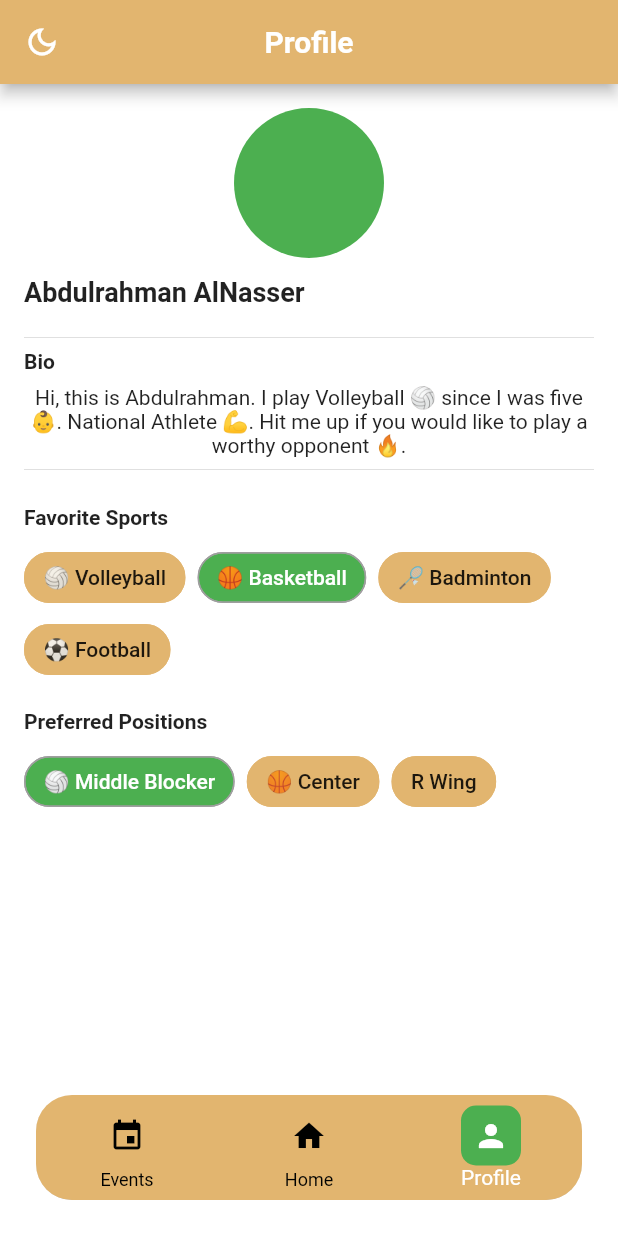
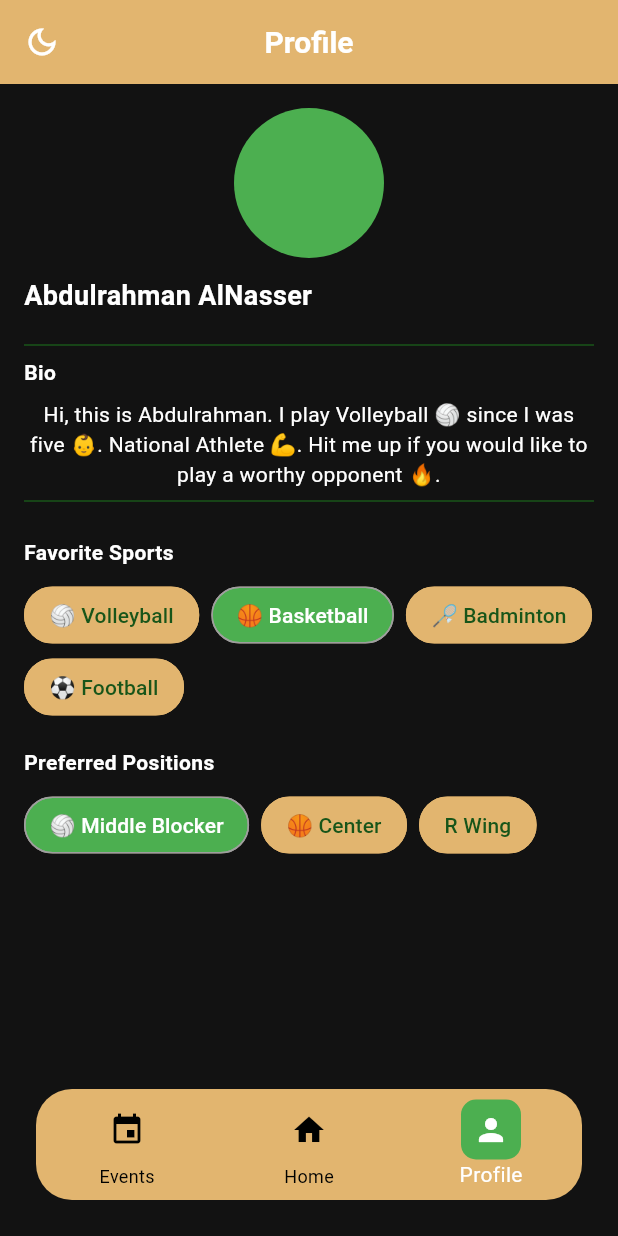
Before and after one commit to yousef1mb/KFUPM_Sports, a Flutter app: the screen it shows after launch, item 3 of the bottom bar chosen, after a tap on the "dark mode" icon, on a phone screen of 412 x 824 dp. Run offline on Flutter 3.47's test engine with Material 3 defaults, Android fonts, the phone set to English and light mode, and no system bars; our stand-ins replace cloud_firestore, firebase_auth, firebase_core, riverpod, riverpod_annotation, shared_preferences; accounts and stored records are empty; generated files the repository leaves out were written again.

Commit message:
applied theme provider to main, added themeService class to utilites, added funcionality to darkmood button in all pages, changed AppTheme class, changed multiple color references to theme colors.

```diff
--- a/lib/core/theme/app_colors.dart
+++ b/lib/core/theme/app_colors.dart
@@ -4,7 +4,14 @@ class AppColors {
   static const Color primary = Color(0xFFFFFFFF);
   static const Color secondary = Color(0xFFFFE9C6);
   static const Color navigationBar = Color(0xFFE2B56F);
-  static const Color navigationBarHighlight = Colors.green;
+  static const Color navigationBarHighlight = Color(0xFF185519);
   static const Color headLineFontColor = Color(0xFF000100);
   static const Color headLineBorderColor = Color(0xFF543E1D);
+
+  static const Color darkPrimary = Color(0xFF121212);
+  static const Color darkSecondary = Color(0xFF1E1E1E);
+  static const Color darkNavigationBar = Color(0xFF343434);
+  static const Color darkNavigationBarHighlight = Color(0xFF4CAF50);
+  static const Color darkFontColor = Color(0xFFFFFFFF);
+  static const Color darkBorderColor = Color(0xFF757575);
 }
--- a/lib/core/theme/theme.dart
+++ b/lib/core/theme/theme.dart
@@ -9,12 +9,91 @@ class AppTheme {
       end: Alignment.bottomRight);
 
   //light theme
-  static ThemeData get lightTheme {
-    return ThemeData();
-  }
+  static ThemeData lightTheme = ThemeData(
+    colorScheme: ColorScheme(brightness: Brightness.light, primary: AppColors.primary, onPrimary: AppColors.secondary, secondary: AppColors.navigationBar, onSecondary: AppColors.navigationBarHighlight, error: AppColors.headLineBorderColor, onError: AppColors.headLineBorderColor, surface: AppColors.headLineBorderColor, onSurface: AppColors.darkNavigationBarHighlight),
+    brightness: Brightness.light,
+    primaryColor: AppColors.primary,
+    scaffoldBackgroundColor: AppColors.primary,
 
-  //dark theme
-  static ThemeData get darkTheme {
-    return ThemeData();
-  }
+    appBarTheme:  const AppBarTheme(
+      backgroundColor: AppColors.navigationBar,
+
+      titleTextStyle: TextStyle(
+        color: AppColors.headLineFontColor,
+        fontSize: 20,
+        fontWeight: FontWeight.bold,
+      ),
+      iconTheme: IconThemeData(color: AppColors.headLineFontColor),
+    ),
+
+    bottomNavigationBarTheme: const BottomNavigationBarThemeData(
+      backgroundColor: AppColors.navigationBar,
+      selectedItemColor: AppColors.navigationBarHighlight,
+      unselectedItemColor: AppColors.headLineBorderColor,
+    ),
+    textTheme: const TextTheme(
+      displayLarge: TextStyle(
+        color: AppColors.headLineFontColor,
+        fontSize: 32,
+        fontWeight: FontWeight.bold,
+      ),
+      headlineMedium: TextStyle(
+        color: AppColors.headLineFontColor,
+        fontSize: 24,
+        fontWeight: FontWeight.w600,
+      ),
+      bodyLarge: TextStyle(
+        color: AppColors.headLineFontColor,
+        fontSize: 16,
+      ),
+      bodyMedium: TextStyle(
+        color: AppColors.headLineFontColor,
+        fontSize: 14,
+      ),
+    ),
+  );
+
+  // Dark Theme
+  static ThemeData darkTheme = ThemeData(
+        colorScheme: ColorScheme(brightness: Brightness.dark, primary: AppColors.darkPrimary, onPrimary: AppColors.darkSecondary, secondary: AppColors.darkNavigationBar, onSecondary: AppColors.darkNavigationBarHighlight, error: AppColors.darkFontColor, onError: AppColors.headLineBorderColor, surface: AppColors.headLineBorderColor, onSurface: AppColors.navigationBarHighlight),
+
+    brightness: Brightness.dark,
+
+    primaryColor: AppColors.darkPrimary,
+    scaffoldBackgroundColor: AppColors.darkPrimary,
+    appBarTheme: const AppBarTheme(
+      color: AppColors.darkSecondary,
+      titleTextStyle: TextStyle(
+        color: AppColors.darkFontColor,
+        fontSize: 20,
+        fontWeight: FontWeight.bold,
+      ),
+      iconTheme: IconThemeData(color: AppColors.darkFontColor),
+    ),
+    bottomNavigationBarTheme: const BottomNavigationBarThemeData(
+      backgroundColor: AppColors.darkNavigationBar,
+      selectedItemColor: AppColors.darkNavigationBarHighlight,
+      unselectedItemColor: AppColors.darkBorderColor,
+    ),
+    textTheme: const TextTheme(
+      displayLarge: TextStyle(
+        color: AppColors.darkFontColor,
+        fontSize: 32,
+        fontWeight: FontWeight.bold,
+      ),
+      headlineMedium: TextStyle(
+        color: AppColors.darkFontColor,
+        fontSize: 24,
+        fontWeight: FontWeight.w600,
+      ),
+      bodyLarge: TextStyle(
+        color: AppColors.darkFontColor,
+        fontSize: 16,
+      ),
+      bodyMedium: TextStyle(
+        color: AppColors.darkFontColor,
+        fontSize: 14,
+      ),
+    ),
+  );
 }
--- /dev/null
+++ b/lib/core/utils/themeService.dart
@@ -0,0 +1,19 @@
+import 'package:flutter/material.dart';
+import 'package:shared_preferences/shared_preferences.dart';
+
+class ThemeService {
+  static const String _themeKey = 'themeKey';
+
+  // Get the current theme
+  Future<ThemeMode> getThemeMode() async {
+    final prefs = await SharedPreferences.getInstance();
+    final themeIndex = prefs.getInt(_themeKey) ?? 0;
+    return themeIndex == 0 ? ThemeMode.light : ThemeMode.dark;
+  }
+
+  // Save the theme
+  Future<void> setThemeMode(ThemeMode themeMode) async {
+    final prefs = await SharedPreferences.getInstance();
+    prefs.setInt(_themeKey, themeMode == ThemeMode.light ? 0 : 1);
+  }
+}
--- a/lib/features/main_page/presentation/views/events_page_view.dart
+++ b/lib/features/main_page/presentation/views/events_page_view.dart
@@ -3,15 +3,24 @@ import 'package:cloud_firestore/cloud_firestore.dart';
 import 'package:kfupm_sports/core/theme/app_colors.dart';
 import 'package:kfupm_sports/features/main_page/presentation/widgets/match_card.dart';
 import 'package:kfupm_sports/models/event_model.dart';
+import 'package:kfupm_sports/providers/theme_provider.dart';
+import 'package:provider/provider.dart';
 
 class EventsPageView extends StatelessWidget {
   const EventsPageView({super.key});
 
   @override
   Widget build(BuildContext context) {
+    final themeProvider = Provider.of<ThemeProvider>(context);
     FirebaseFirestore firebaseFirestore = FirebaseFirestore.instance;
     return Scaffold(
       appBar: AppBar(
+        leading:  IconButton(
+          icon: Icon( Icons.dark_mode_outlined,),
+          onPressed: () {
+            themeProvider.toggleTheme();
+
+          },),
         backgroundColor: AppColors.navigationBar,
         title: const Text(
           "Matches",
--- a/lib/features/main_page/presentation/views/main_page_view.dart
+++ b/lib/features/main_page/presentation/views/main_page_view.dart
@@ -4,16 +4,27 @@ import 'package:kfupm_sports/core/theme/app_colors.dart';
 import 'package:kfupm_sports/features/main_page/presentation/views/add_event_view.dart';
 import 'package:kfupm_sports/features/main_page/presentation/widgets/match_card.dart';
 import 'package:kfupm_sports/models/event_model.dart';
+import 'package:kfupm_sports/providers/theme_provider.dart';
+import 'package:provider/provider.dart';
 
 class MainPageView extends StatelessWidget {
   const MainPageView({super.key});
 
+  get themeProvider => null;
+
   @override
   Widget build(BuildContext context) {
+    final themeProvider = Provider.of<ThemeProvider>(context);
     FirebaseFirestore firebaseFirestore = FirebaseFirestore.instance;
 
     return Scaffold(
       appBar: AppBar(
+        leading:  IconButton(
+          icon: Icon( Icons.dark_mode_outlined,),
+          onPressed: () {
+            themeProvider.toggleTheme();
+
+          },),
         backgroundColor: AppColors.navigationBar,
         title: const Text(
           "My Matches",
@@ -71,6 +82,7 @@ class MainPageView extends StatelessWidget {
         },
       ),
       floatingActionButton: FloatingActionButton(
+        backgroundColor: Theme.of(context).colorScheme.onSecondary,
         child: const Icon(Icons.add),
         onPressed: () {
           Navigator.push(
--- a/lib/features/main_page/presentation/views/page_view.dart
+++ b/lib/features/main_page/presentation/views/page_view.dart
@@ -82,7 +82,7 @@ class _MainPageViewState extends State<PagesView> {
       icon: Container(
         decoration: BoxDecoration(
           color: isSelected
-              ? AppColors.navigationBarHighlight
+              ? Theme.of(context).colorScheme.onSecondary
               : Colors.transparent,
           borderRadius: BorderRadius.circular(10),
         ),
--- a/lib/features/main_page/presentation/views/profile_page_view.dart
+++ b/lib/features/main_page/presentation/views/profile_page_view.dart
@@ -1,11 +1,14 @@
 import 'package:flutter/material.dart';
 import 'package:kfupm_sports/core/theme/app_colors.dart';
+import 'package:kfupm_sports/providers/theme_provider.dart';
+import 'package:provider/provider.dart';
 
 class ProfilePageView extends StatelessWidget {
   const ProfilePageView({super.key});
 
   @override
   Widget build(BuildContext context) {
+    final themeProvider = Provider.of<ThemeProvider>(context);
     return Scaffold(
       appBar: AppBar(
         backgroundColor: AppColors.navigationBar,
@@ -19,7 +22,7 @@ class ProfilePageView extends StatelessWidget {
         leading: IconButton(
           icon: const Icon(Icons.dark_mode_outlined),
           onPressed: () {
-            // Add functionality here
+            themeProvider.toggleTheme();
           },
         ),
       ),
@@ -94,7 +97,7 @@ class ProfilePageView extends StatelessWidget {
                     borderRadius: BorderRadius.circular(20),
                     side: const BorderSide(color: Colors.grey),
                   ),
-                  backgroundColor: Colors.green,
+                  backgroundColor: Theme.of(context).colorScheme.onSecondary,
                 ),
                 Chip(
                   label: const Text("🏸 Badminton"),
@@ -139,7 +142,7 @@ class ProfilePageView extends StatelessWidget {
                     borderRadius: BorderRadius.circular(20),
                     side: const BorderSide(color: Colors.grey),
                   ),
-                  backgroundColor: Colors.green,
+                  backgroundColor: Theme.of(context).colorScheme.onSecondary,
                 ),
                 Chip(
                   label: const Text("🏀 Center"),
--- a/lib/main.dart
+++ b/lib/main.dart
@@ -1,8 +1,10 @@
 import 'package:flutter/material.dart';
 import 'package:flutter/services.dart';
+import 'package:kfupm_sports/core/theme/theme.dart';
 import 'package:kfupm_sports/features/main_page/presentation/views/page_view.dart';
 import 'package:firebase_core/firebase_core.dart';
 import 'package:kfupm_sports/providers/general_provider.dart';
+import 'package:kfupm_sports/providers/theme_provider.dart';
 import 'package:provider/provider.dart';
 import 'firebase_options.dart';
 
@@ -15,7 +17,14 @@ void main() async {
     options: DefaultFirebaseOptions.currentPlatform,
   );
 
-  runApp(const KFUPMSportsApp());
+  // Initialize the theme provider
+  final themeProvider = ThemeProvider();
+  await themeProvider.loadTheme();  // Load the saved theme
+
+  runApp(ChangeNotifierProvider(
+      create: (context) => themeProvider,
+      child: const KFUPMSportsApp(),
+    ),);
 }
 
 class KFUPMSportsApp extends StatelessWidget {
@@ -23,16 +32,17 @@ class KFUPMSportsApp extends StatelessWidget {
 
   @override
   Widget build(BuildContext context) {
+    final themeProvider = Provider.of<ThemeProvider>(context);
+
     return ChangeNotifierProvider(
       create: (BuildContext context) {
         return GeneralProvider();
       },
       child: MaterialApp(
         debugShowCheckedModeBanner: false,
-        theme: ThemeData(
-            useMaterial3: false,
-            primarySwatch: Colors.green,
-            scaffoldBackgroundColor: Colors.white),
+        darkTheme: AppTheme.darkTheme,
+        theme: AppTheme.lightTheme,
+        themeMode: themeProvider.themeMode,
         home: const PagesView(),
       ),
     );
--- /dev/null
+++ b/lib/providers/theme_provider.dart
@@ -0,0 +1,27 @@
+import 'package:flutter/material.dart';
+import 'package:shared_preferences/shared_preferences.dart';
+
+class ThemeProvider with ChangeNotifier {
+  static const String _themeKey = 'themeKey';
+  ThemeMode _themeMode = ThemeMode.system;
+
+  ThemeMode get themeMode => _themeMode;
+
+  get isDarkMode => themeMode;
+
+  // Load the saved theme from SharedPreferences
+  Future<void> loadTheme() async {
+    final prefs = await SharedPreferences.getInstance();
+    final themeIndex = prefs.getInt(_themeKey) ?? 0;
+    _themeMode = themeIndex == 0 ? ThemeMode.light : ThemeMode.dark;
+    notifyListeners();
+  }
+
+  // Toggle between light and dark theme
+  void toggleTheme() async {
+    _themeMode = _themeMode == ThemeMode.light ? ThemeMode.dark : ThemeMode.light;
+    final prefs = await SharedPreferences.getInstance();
+    prefs.setInt(_themeKey, _themeMode == ThemeMode.light ? 0 : 1);
+    notifyListeners();
+  }
+}
```
